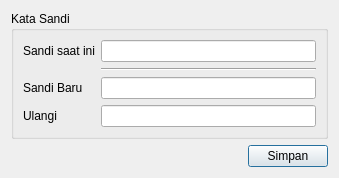
Before: the Qt Designer form src/ui/files/changepassworddialog.ui in AyahnaSyahid/LazyMins, drawn with Qt 5.
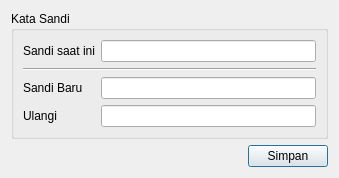
After: the same form once the commit is applied.

Diff of the .ui file:
```diff
--- a/src/ui/files/changepassworddialog.ui
+++ b/src/ui/files/changepassworddialog.ui
@@ -37,13 +37,6 @@
         </property>
        </widget>
       </item>
-      <item row="1" column="1">
-       <widget class="Line" name="line">
-        <property name="orientation">
-         <enum>Qt::Horizontal</enum>
-        </property>
-       </widget>
-      </item>
       <item row="2" column="0">
        <widget class="QLabel" name="label_2">
         <property name="text">
@@ -57,6 +50,13 @@
       <item row="3" column="1">
        <widget class="QLineEdit" name="retypePassword"/>
       </item>
+      <item row="1" column="0" colspan="2">
+       <widget class="Line" name="line">
+        <property name="orientation">
+         <enum>Qt::Horizontal</enum>
+        </property>
+       </widget>
+      </item>
      </layout>
     </widget>
    </item>
```
